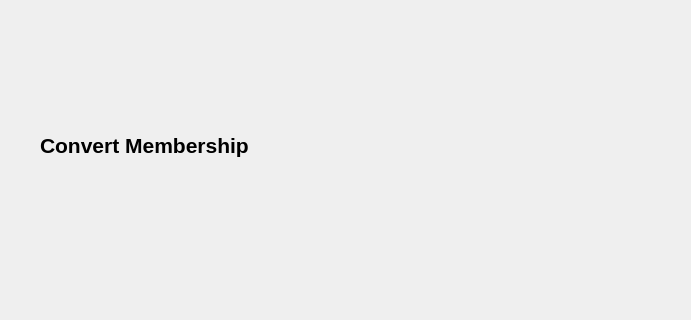
Above: BulkClub/aConvertMembership.ui from JShinozuka/Project2 before the change; both pictures show x 0 to 691 and y 0 to 320 of the 1200 by 640 pixel window. Below: the same form after it.
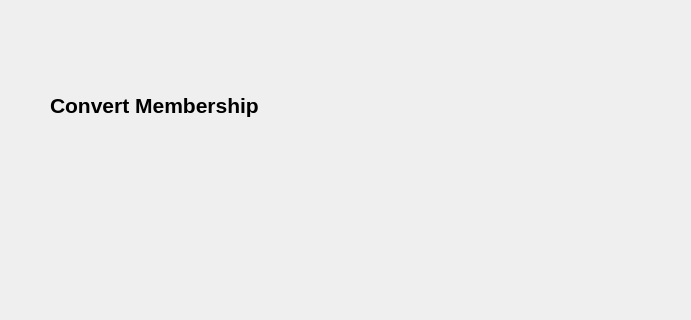
That is the form after the change.

```diff
--- a/BulkClub/aConvertMembership.ui
+++ b/BulkClub/aConvertMembership.ui
@@ -28,8 +28,8 @@
   <widget class="QLabel" name="label">
    <property name="geometry">
     <rect>
-     <x>40</x>
-     <y>110</y>
+     <x>50</x>
+     <y>70</y>
      <width>521</width>
      <height>71</height>
     </rect>
```
